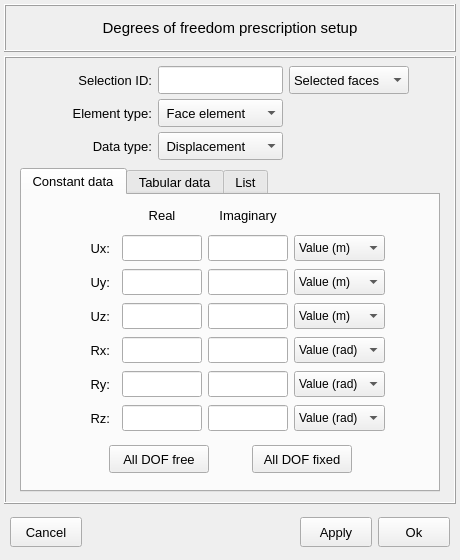
Old version of the form vibra/interface/data/ui_files/model/structural/excitations/dof_prescription_inputs.ui in the repository MOPT-UFSC/VIBRA.
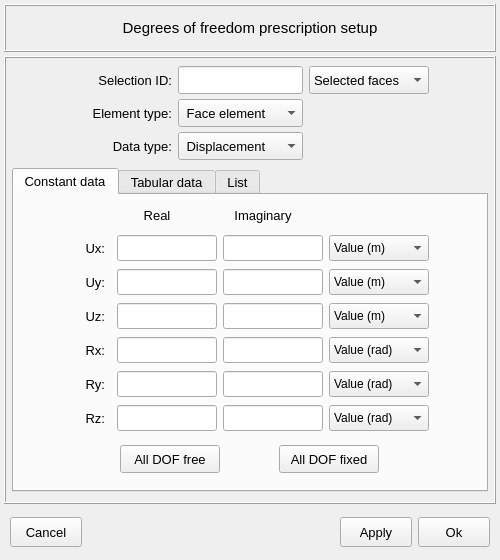
New version of the form. Icons and pictures are not drawn.

What changed in the file:
```diff
--- a/vibra/interface/data/ui_files/model/structural/excitations/dof_prescription_inputs.ui
+++ b/vibra/interface/data/ui_files/model/structural/excitations/dof_prescription_inputs.ui
@@ -9,7 +9,7 @@
    <rect>
     <x>0</x>
     <y>0</y>
-    <width>460</width>
+    <width>500</width>
     <height>560</height>
    </rect>
   </property>
@@ -21,13 +21,13 @@
   </property>
   <property name="minimumSize">
    <size>
-    <width>460</width>
+    <width>500</width>
     <height>540</height>
    </size>
   </property>
   <property name="maximumSize">
    <size>
-    <width>460</width>
+    <width>500</width>
     <height>560</height>
    </size>
   </property>
@@ -469,7 +469,7 @@
            </property>
            <property name="maximumSize">
             <size>
-             <width>420</width>
+             <width>480</width>
              <height>16777215</height>
             </size>
            </property>
@@ -554,7 +554,7 @@
                   </property>
                   <property name="maximumSize">
                    <size>
-                    <width>80</width>
+                    <width>100</width>
                     <height>26</height>
                    </size>
                   </property>
@@ -604,10 +604,16 @@
                  <widget class="QComboBox" name="comboBox_displacement_ux">
                   <property name="minimumSize">
                    <size>
-                    <width>90</width>
+                    <width>100</width>
                     <height>26</height>
                    </size>
                   </property>
+                  <property name="maximumSize">
+                   <size>
+                    <width>120</width>
+                    <height>16777215</height>
+                   </size>
+                  </property>
                   <property name="font">
                    <font>
                     <pointsize>9</pointsize>
@@ -641,7 +647,7 @@
                   </property>
                   <property name="maximumSize">
                    <size>
-                    <width>80</width>
+                    <width>100</width>
                     <height>26</height>
                    </size>
                   </property>
@@ -665,10 +671,16 @@
                  <widget class="QComboBox" name="comboBox_displacement_uz">
                   <property name="minimumSize">
                    <size>
-                    <width>90</width>
+                    <width>100</width>
                     <height>26</height>
                    </size>
                   </property>
+                  <property name="maximumSize">
+                   <size>
+                    <width>120</width>
+                    <height>16777215</height>
+                   </size>
+                  </property>
                   <property name="font">
                    <font>
                     <pointsize>9</pointsize>
@@ -696,10 +708,16 @@
                  <widget class="QComboBox" name="comboBox_displacement_uy">
                   <property name="minimumSize">
                    <size>
-                    <width>90</width>
+                    <width>100</width>
                     <height>26</height>
                    </size>
                   </property>
+                  <property name="maximumSize">
+                   <size>
+                    <width>120</width>
+                    <height>16777215</height>
+                   </size>
+                  </property>
                   <property name="font">
                    <font>
                     <pointsize>9</pointsize>
@@ -819,7 +837,7 @@
                   </property>
                   <property name="maximumSize">
                    <size>
-                    <width>80</width>
+                    <width>100</width>
                     <height>26</height>
                    </size>
                   </property>
@@ -880,7 +898,7 @@
                   </property>
                   <property name="maximumSize">
                    <size>
-                    <width>80</width>
+                    <width>100</width>
                     <height>26</height>
                    </size>
                   </property>
@@ -910,7 +928,7 @@
                   </property>
                   <property name="maximumSize">
                    <size>
-                    <width>80</width>
+                    <width>100</width>
                     <height>26</height>
                    </size>
                   </property>
@@ -940,7 +958,7 @@
                   </property>
                   <property name="maximumSize">
                    <size>
-                    <width>80</width>
+                    <width>100</width>
                     <height>26</height>
                    </size>
                   </property>
@@ -999,7 +1017,7 @@
                   </property>
                   <property name="maximumSize">
                    <size>
-                    <width>80</width>
+                    <width>100</width>
                     <height>26</height>
                    </size>
                   </property>
@@ -1058,7 +1076,7 @@
                   </property>
                   <property name="maximumSize">
                    <size>
-                    <width>80</width>
+                    <width>100</width>
                     <height>26</height>
                    </size>
                   </property>
@@ -1086,7 +1104,7 @@
                   </property>
                   <property name="maximumSize">
                    <size>
-                    <width>80</width>
+                    <width>100</width>
                     <height>26</height>
                    </size>
                   </property>
@@ -1114,7 +1132,7 @@
                   </property>
                   <property name="maximumSize">
                    <size>
-                    <width>80</width>
+                    <width>100</width>
                     <height>26</height>
                    </size>
                   </property>
@@ -1142,7 +1160,7 @@
                   </property>
                   <property name="maximumSize">
                    <size>
-                    <width>80</width>
+                    <width>100</width>
                     <height>26</height>
                    </size>
                   </property>
@@ -1170,7 +1188,7 @@
                   </property>
                   <property name="maximumSize">
                    <size>
-                    <width>80</width>
+                    <width>100</width>
                     <height>26</height>
                    </size>
                   </property>
@@ -1249,10 +1267,16 @@
                  <widget class="QComboBox" name="comboBox_rotation_rz">
                   <property name="minimumSize">
                    <size>
-                    <width>90</width>
+                    <width>100</width>
                     <height>26</height>
                    </size>
                   </property>
+                  <property name="maximumSize">
+                   <size>
+                    <width>120</width>
+                    <height>16777215</height>
+                   </size>
+                  </property>
                   <property name="font">
                    <font>
                     <pointsize>9</pointsize>
@@ -1280,10 +1304,16 @@
                  <widget class="QComboBox" name="comboBox_rotation_ry">
                   <property name="minimumSize">
                    <size>
-                    <width>90</width>
+                    <width>100</width>
                     <height>26</height>
                    </size>
                   </property>
+                  <property name="maximumSize">
+                   <size>
+                    <width>120</width>
+                    <height>16777215</height>
+                   </size>
+                  </property>
                   <property name="font">
                    <font>
                     <pointsize>9</pointsize>
@@ -1311,10 +1341,16 @@
                  <widget class="QComboBox" name="comboBox_rotation_rx">
                   <property name="minimumSize">
                    <size>
-                    <width>90</width>
+                    <width>100</width>
                     <height>26</height>
                    </size>
                   </property>
+                  <property name="maximumSize">
+                   <size>
+                    <width>120</width>
+                    <height>16777215</height>
+                   </size>
+                  </property>
                   <property name="font">
                    <font>
                     <pointsize>9</pointsize>
```
Left out of the diff: 26 changed lines with no effect on the pictures.
